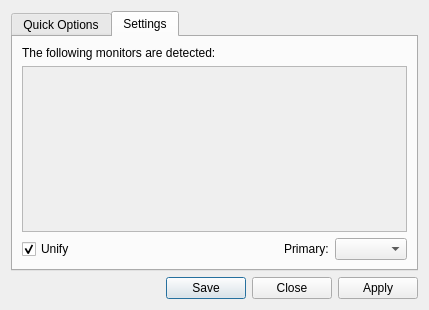
Above: lxqt-config-monitor/mainwindow.ui from lxqt/lxqt-config before the change. Below: the same form after it.
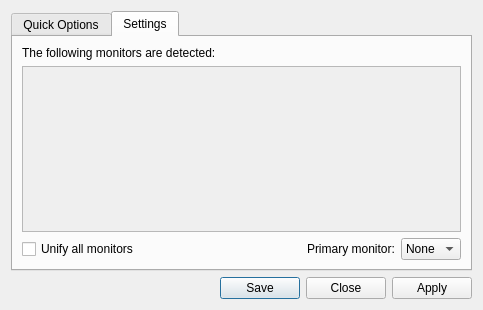
That is the form after the change.

What changed in the file:
```diff
--- a/lxqt-config-monitor/mainwindow.ui
+++ b/lxqt-config-monitor/mainwindow.ui
@@ -6,7 +6,7 @@
    <rect>
     <x>0</x>
     <y>0</y>
-    <width>429</width>
+    <width>483</width>
     <height>310</height>
    </rect>
   </property>
@@ -89,8 +89,8 @@
            <rect>
             <x>0</x>
             <y>0</y>
-            <width>387</width>
-            <height>154</height>
+            <width>439</width>
+            <height>143</height>
            </rect>
           </property>
           <layout class="QVBoxLayout" name="monitorLayout">
@@ -116,10 +116,7 @@
          <item>
           <widget class="QCheckBox" name="unify">
            <property name="text">
-            <string>Unify</string>
-           </property>
-           <property name="checked">
-            <bool>true</bool>
+            <string>Unify all monitors</string>
            </property>
           </widget>
          </item>
@@ -139,12 +136,18 @@
          <item>
           <widget class="QLabel" name="primaryLabel">
            <property name="text">
-            <string>Primary:</string>
+            <string>Primary monitor:</string>
            </property>
           </widget>
          </item>
          <item>
-          <widget class="QComboBox" name="primaryCombo"/>
+          <widget class="QComboBox" name="primaryCombo">
+           <item>
+            <property name="text">
+             <string>None</string>
+            </property>
+           </item>
+          </widget>
          </item>
         </layout>
        </item>
```
Left out of the diff: 36 changed lines with no effect on the pictures.
